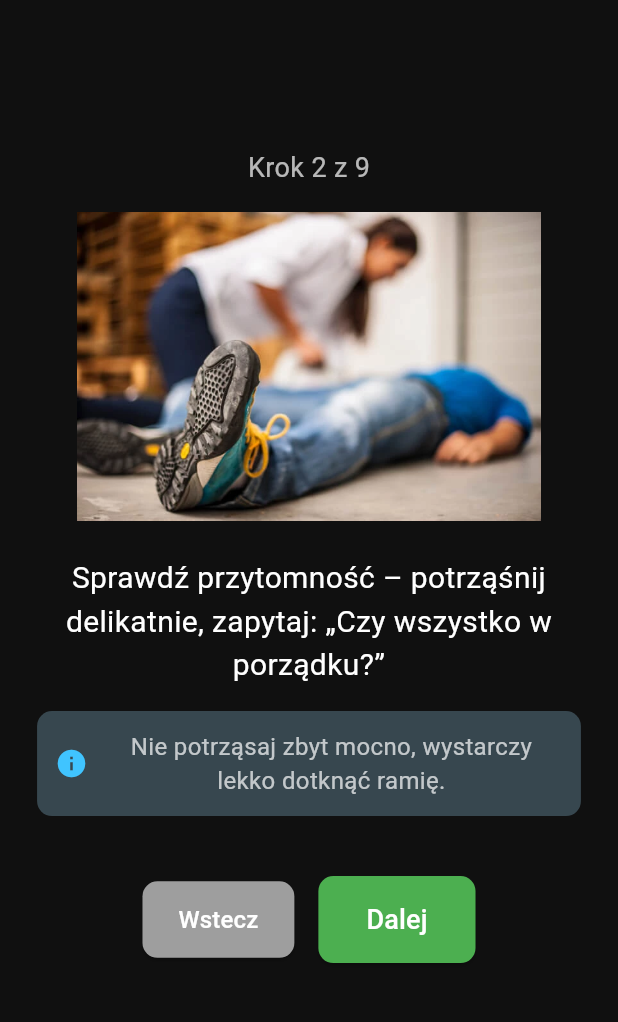
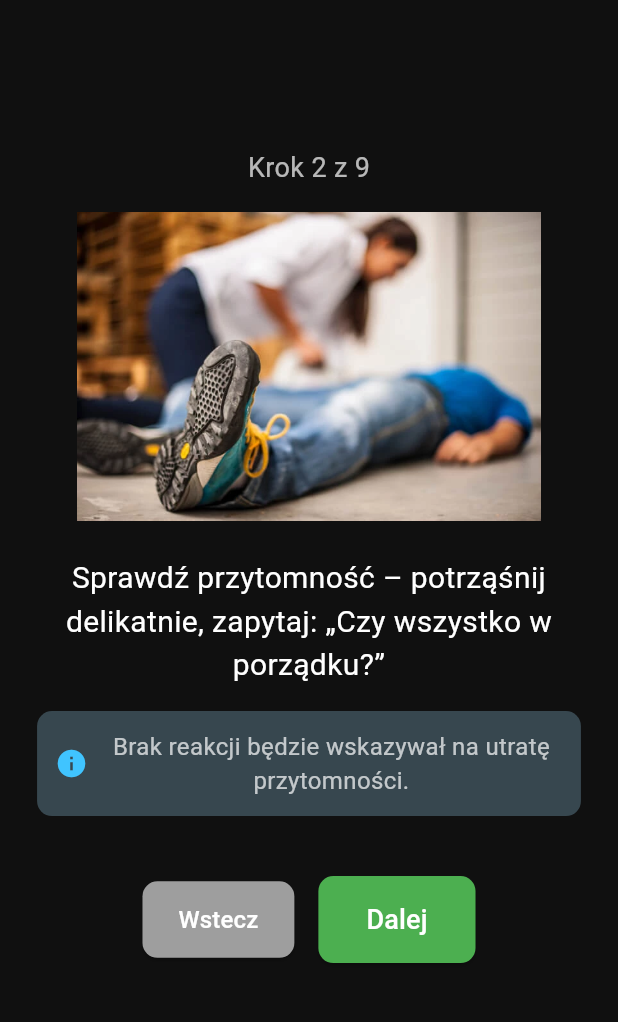
Before and after one commit to Stygus/FirstStep, a Flutter app: the RkoSymulatorDorosli screen opened directly, after a tap on "Dalej", on a phone screen of 412 x 824 dp, the part 124-1146 px from its top. Run offline on Flutter 3.47's test engine with Material 3 defaults, Android fonts, the phone set to English and light mode, and no system bars; our stand-ins replace dio, file_picker, flutter_colorpicker, flutter_dotenv, flutter_riverpod, flutter_svg and 4 more; missing offline and left inert: encrypt, flutter_quill; accounts and stored records are empty; Roboto replaces fonts that are missing (Itim).

Commit message:
Poprawki merytoryczne w panelach

```diff
--- a/lib/rkosymulator_dorosli.dart
+++ b/lib/rkosymulator_dorosli.dart
@@ -1,6 +1,7 @@
 import 'package:flutter/material.dart';
 import 'package:google_fonts/google_fonts.dart';
 import 'testy.dart';
+import 'menu.dart'; // Dodaj import menu jeśli jeszcze nie ma
 
 class RkoSymulatorDorosli extends StatefulWidget {
   const RkoSymulatorDorosli({super.key});
@@ -10,7 +11,6 @@
 }
 
 class _RkoSymulatorDorosliState extends State<RkoSymulatorDorosli> {
-  // 0: normalne kroki, 1: wybór po oddechu, 2: procedura boczna
   int currentStep = 0;
   bool showBreathChoice = false;
   bool showRecoverySteps = false;
@@ -28,26 +28,28 @@
       'text':
           'Sprawdź przytomność – potrząśnij delikatnie, zapytaj: „Czy wszystko w porządku?”',
       'image': 'assets/images/rd2.png',
-      'tip': 'Nie potrząsaj zbyt mocno, wystarczy lekko dotknąć ramię.',
+      'tip': 'Brak reakcji będzie wskazywał na utratę przytomności.',
     },
     {
       'text':
           'Zawołaj pomoc – jeśli poszkodowany nie reaguje, zawołaj głośno o pomoc.',
       'image': 'assets/images/rd3.png',
-      'tip': 'Im szybciej zawołasz pomoc, tym lepiej!',
+      'tip':
+          'Większa ilość ratowników to znaczące wsparcie. Mogą pomóc w wezwaniu karetki oraz zmienić się w trakcie masażu serca.',
     },
     {
       'text':
           'Sprawdź oddech – odchyl głowę, sprawdź, czy oddycha: „patrz, słuchaj, czuj” przez 10 sekund.',
       'image': 'assets/images/rd4.png',
-      'tip': 'Nie spiesz się – 10 sekund to dłużej niż myślisz.',
+      'tip':
+          'Nie spiesz się z oceną. Upewnij się że nie czujesz oddechu na policzku,klatka nie porusza się, niesłyszysz oddechu w takim wypadku przejdź dalej.',
     },
-
     {
       'text':
           'Wezwij pogotowie (112) – jeśli nie oddycha prawidłowo lub nie oddycha wcale.',
       'image': 'assets/images/rd5.png',
-      'tip': 'Podaj dokładną lokalizację i opisz sytuację.',
+      'tip':
+          'Spokojnie i wyraźnie podaj dokładną lokalizację i opisz sytuację. Nie rozłączaj się dopóki dyspozytor nie powie, że możesz.',
     },
     {
       'text':
@@ -77,9 +79,10 @@
 
   final List<Map<String, dynamic>> recoverySteps = [
     {
-      'text': 'Wezwij pomoc – zadzwoń pod 112 i opisz sytuację.',
+      'text': 'Wezwij pomoc – zadzwoń pod 112 i opisz sytuację .',
       'image': 'assets/images/rd5.png',
-      'tip': 'Nie zostawiaj poszkodowanego samego!',
+      'tip':
+          'Spokojnie i wyraźnie podaj dokładną lokalizację i opisz sytuację. Nie rozłączaj się dopóki dyspozytor nie powie, że możesz.',
     },
     {
       'text': 'Ułóż poszkodowanego w pozycji bocznej bezpiecznej.',
@@ -94,9 +97,7 @@
     },
     {
       'text':
-          'Rescustytacja zakończona!\n\n To, co zrobiłeś, naprawdę ma znaczenie \n\n' +
-          'Dzięki Twoim działaniom poszkodowany mógł dostać drugą szansę.\n\n' +
-          'To dzięki takim ludziom jak Ty świat jest bezpieczniejszy!',
+          'Rescustytacja zakończona!\n\n To, co zrobiłeś, naprawdę ma znaczenie. Dzięki twoim działaniom poszkodowany mógł dostać drugą szansę. To dzięki takim ludziom jak Ty świat jest bezpieczniejszy!',
       'image': 'assets/images/rd9.png',
       'tip':
           'Pamiętaj: nie przerywaj RKO, dopóki nie przyjedzie pomoc lub poszkodowany nie zacznie oddychać.',
@@ -287,7 +288,7 @@
                         mainAxisAlignment: MainAxisAlignment.center,
                         children: [
                           const Text(
-                            'Czy poszkodowany oddycha prawidłowo?',
+                            'Oceń stan poszkodowanego.\n Czy jest przytomny? Czy oddycha?',
                             style: TextStyle(color: Colors.white, fontSize: 22),
                             textAlign: TextAlign.center,
                           ),
@@ -295,7 +296,7 @@
                           ElevatedButton.icon(
                             icon: const Icon(Icons.check, color: Colors.white),
                             label: const Text(
-                              'Oddycha prawidłowo',
+                              'Nieprzytomny oddycha ',
                               style: TextStyle(
                                 fontSize: 18,
                                 color: Colors.white,
@@ -323,7 +324,7 @@
                           ElevatedButton.icon(
                             icon: const Icon(Icons.close, color: Colors.white),
                             label: const Text(
-                              'Nie oddycha',
+                              'Nieprzytonmy nie oddycha',
                               style: TextStyle(
                                 fontSize: 18,
                                 color: Colors.white,
@@ -426,7 +427,7 @@
                                     ),
                                   ),
                                 ),
-                              if (recoveryStep == recoverySteps.length - 1)
+                              if (recoveryStep == recoverySteps.length - 1) ...[
                                 ElevatedButton(
                                   onPressed: restart,
                                   style: ElevatedButton.styleFrom(
@@ -440,13 +441,43 @@
                                     ),
                                   ),
                                   child: const Text(
-                                    'Spróbuj ponownie',
+                                    'Reset',
                                     style: TextStyle(
                                       fontSize: 18,
                                       color: Colors.white,
                                     ),
                                   ),
                                 ),
+                                const SizedBox(width: 16),
+                                ElevatedButton(
+                                  onPressed: () {
+                                    Navigator.pushAndRemoveUntil(
+                                      context,
+                                      MaterialPageRoute(
+                                        builder: (context) => const Menu(),
+                                      ),
+                                      (route) => false,
+                                    );
+                                  },
+                                  style: ElevatedButton.styleFrom(
+                                    backgroundColor: Colors.green,
+                                    padding: const EdgeInsets.symmetric(
+                                      horizontal: 32,
+                                      vertical: 16,
+                                    ),
+                                    shape: RoundedRectangleBorder(
+                                      borderRadius: BorderRadius.circular(10),
+                                    ),
+                                  ),
+                                  child: const Text(
+                                    'Menu',
+                                    style: TextStyle(
+                                      fontSize: 18,
+                                      color: Colors.white,
+                                    ),
+                                  ),
+                                ),
+                              ],
                             ],
                           ),
                         ],
@@ -507,7 +538,7 @@
                                     ),
                                   ),
                                 ),
-                              if (currentStep == steps.length - 1)
+                              if (currentStep == steps.length - 1) ...[
                                 ElevatedButton(
                                   onPressed: restart,
                                   style: ElevatedButton.styleFrom(
@@ -521,13 +552,43 @@
                                     ),
                                   ),
                                   child: const Text(
-                                    'Spróbuj ponownie',
+                                    'Reset',
                                     style: TextStyle(
                                       fontSize: 18,
                                       color: Colors.white,
                                     ),
                                   ),
                                 ),
+                                const SizedBox(width: 16),
+                                ElevatedButton(
+                                  onPressed: () {
+                                    Navigator.pushAndRemoveUntil(
+                                      context,
+                                      MaterialPageRoute(
+                                        builder: (context) => const Menu(),
+                                      ),
+                                      (route) => false,
+                                    );
+                                  },
+                                  style: ElevatedButton.styleFrom(
+                                    backgroundColor: Colors.green,
+                                    padding: const EdgeInsets.symmetric(
+                                      horizontal: 32,
+                                      vertical: 16,
+                                    ),
+                                    shape: RoundedRectangleBorder(
+                                      borderRadius: BorderRadius.circular(10),
+                                    ),
+                                  ),
+                                  child: const Text(
+                                    'Menu',
+                                    style: TextStyle(
+                                      fontSize: 18,
+                                      color: Colors.white,
+                                    ),
+                                  ),
+                                ),
+                              ],
                             ],
                           ),
                         ],
```
